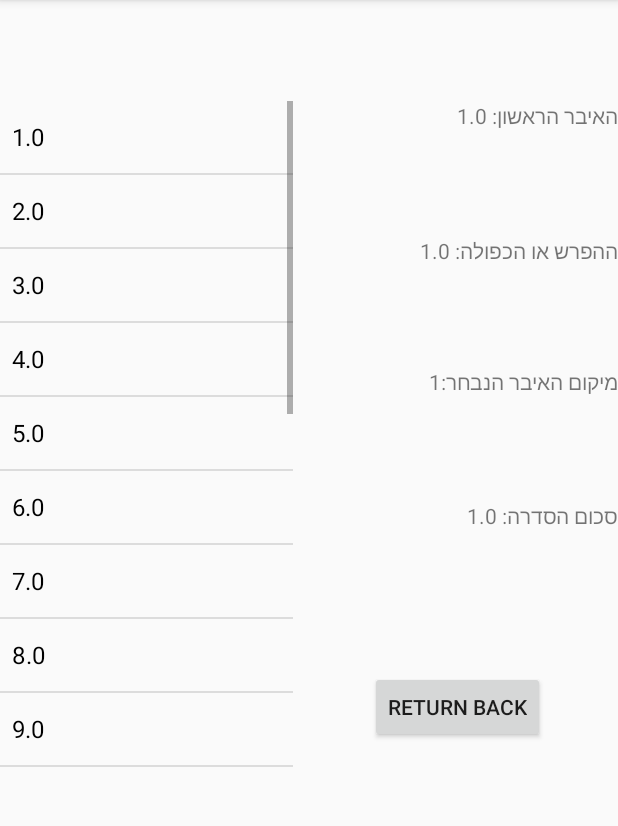
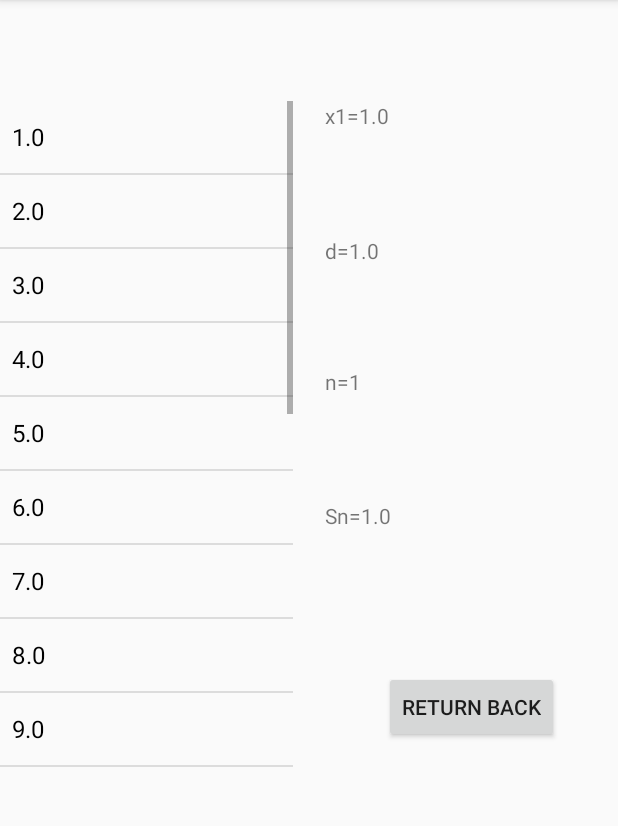
Before and after one commit to yp6497/Targil_081, an Android app: the hazaga screen opened directly, with no data from a screen before it, after a tap on "1.0", on a phone screen of 412 x 824 dp, the part 84-910 px from its top. Run offline under Robolectric (Android 15) with nearby library versions, the phone set to English and light mode, and no system bars.

Commit message:
final code

```diff
--- a/app/src/main/java/com/example/targil_081/MainActivity.java
+++ b/app/src/main/java/com/example/targil_081/MainActivity.java
@@ -25,6 +25,8 @@ public class MainActivity extends AppCompatActivity {
             edA=findViewById(R.id.edA);
             edH=findViewById(R.id.edH);
             sw=findViewById(R.id.sw);
+
+
         }
 
         public void start(View view) {
@@ -47,9 +49,10 @@ public class MainActivity extends AppCompatActivity {
                 si.putExtra("h",h);
                 startActivity(si);
             }
+            edA.getText().clear();
+            edH.getText().clear();
         }
 
     public void whichSeries(View view) {
-
     }
 }
--- a/app/src/main/java/com/example/targil_081/hazaga.java
+++ b/app/src/main/java/com/example/targil_081/hazaga.java
@@ -76,15 +76,16 @@ public class hazaga extends AppCompatActivity implements AdapterView.OnItemClick
             a = gi.getFloatExtra("a", 1);
             hc = gi.getFloatExtra("h", 1);
             num = a;
-            wa.setText("האיבר הראשון: "+a);
-            whc.setText("ההפרש או הכפולה: "+hc);
+            wa.setText("x1="+a);
+            if(x==1) whc.setText("d="+hc);
+            else whc.setText("q="+hc);
     }
 
         @Override
         public void onItemClick (AdapterView < ? > parent, View view,int position, long id){
             y=position+1;
-            m.setText("מיקום האיבר הנבחר:"+y);
-            c.setText("סכום הסדרה: "+sumA[position]);
+            m.setText("n="+y);
+            c.setText("Sn="+sumA[position]);
             }
 
         public void finis (View view){
--- a/app/src/main/res/layout/activity_hazaga.xml
+++ b/app/src/main/res/layout/activity_hazaga.xml
@@ -23,7 +23,13 @@
             <ListView
                 android:id="@+id/lv"
                 android:layout_width="195dp"
-                android:layout_height="453dp" />
+                android:layout_height="453dp" >
+
+            </ListView>
+
+            <Space
+                android:layout_width="21dp"
+                android:layout_height="match_parent" />
 
             <LinearLayout
                 android:layout_width="match_parent"
@@ -98,7 +104,7 @@
                     android:orientation="horizontal">
 
                     <Space
-                        android:layout_width="51dp"
+                        android:layout_width="39dp"
                         android:layout_height="match_parent"
                         android:layout_weight="1" />
 
```
